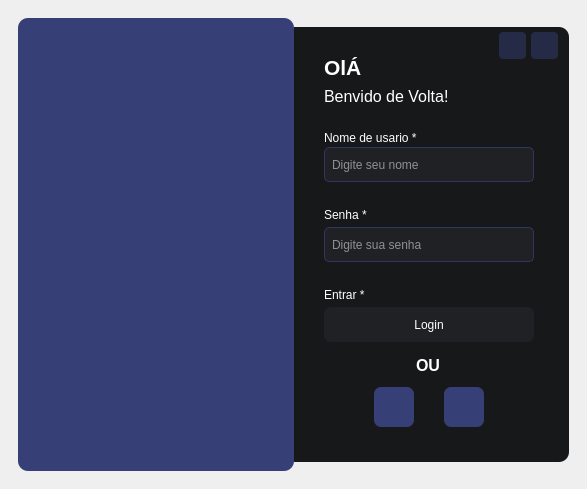
First picture: the form in src/gui/uis/windows/ui_file/tela_login_demo_1.ui, repository NdondaDaniel2020/SalesManagement, before the edit.
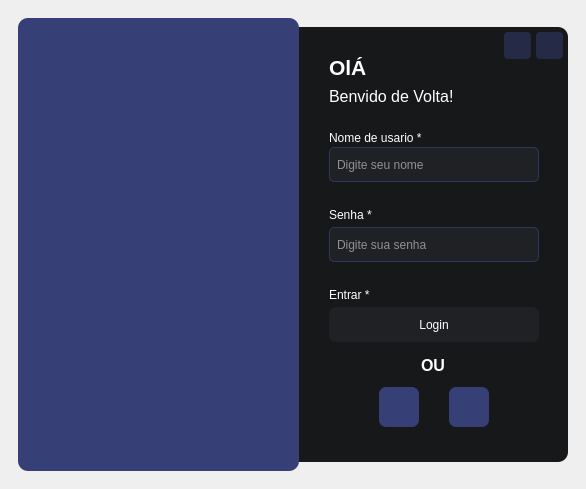
Second picture: the form after the edit. Icons and pictures are not drawn.

Commit message: ersão demo da tela de login, está como uma ponte de backu

What changed in the file:
```diff
--- a/src/gui/uis/windows/ui_file/tela_login_demo_1.ui
+++ b/src/gui/uis/windows/ui_file/tela_login_demo_1.ui
@@ -6,7 +6,7 @@
    <rect>
     <x>0</x>
     <y>0</y>
-    <width>587</width>
+    <width>586</width>
     <height>489</height>
    </rect>
   </property>
@@ -72,7 +72,7 @@
         <widget class="QFrame" name="frame_3">
          <property name="maximumSize">
           <size>
-           <width>292</width>
+           <width>269</width>
            <height>435</height>
           </size>
          </property>
@@ -378,8 +378,8 @@
           </property>
           <property name="iconSize">
            <size>
-            <width>35</width>
-            <height>35</height>
+            <width>38</width>
+            <height>38</height>
            </size>
           </property>
          </widget>
```
Left out of the diff: 8 changed lines with no effect on the pictures.
